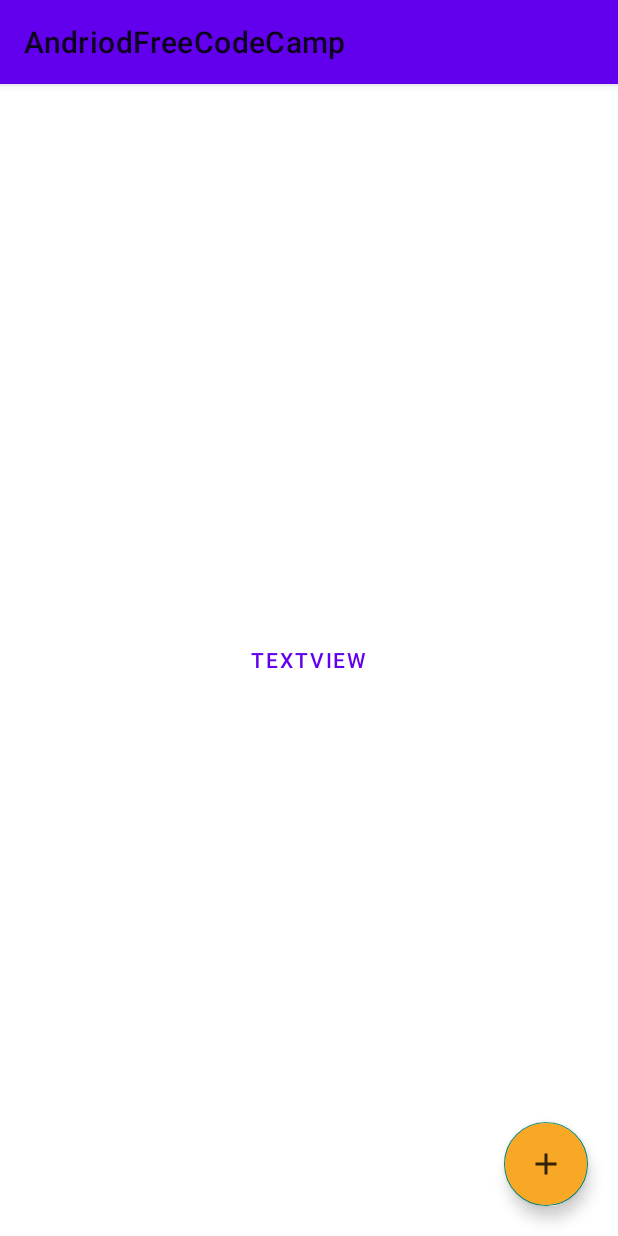
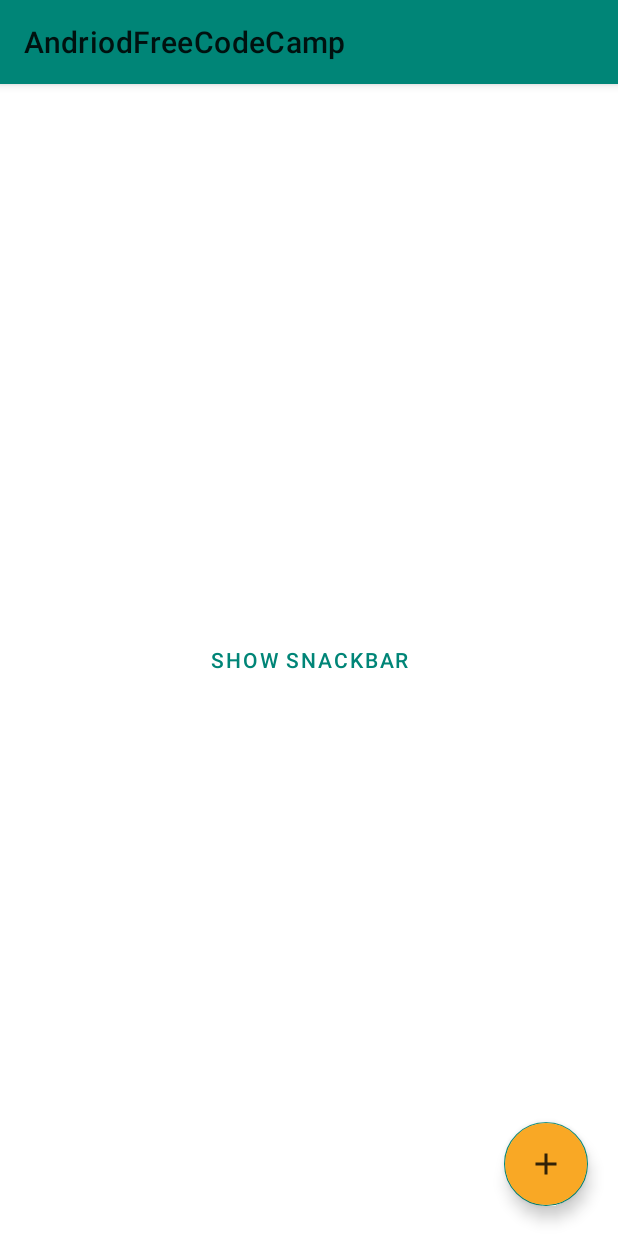
Before and after one commit to arjunarjun27/AndriodFreeCodeCamp, an Android app: the screen it shows after launch (MainActivity), on a phone screen of 412 x 824 dp. Run offline under Robolectric (Android 15) with nearby library versions, the phone set to English and light mode, and no system bars.

Commit message:
snackbar

```diff
--- a/app/src/main/java/com/arjun/andriodfreecodecamp/MainActivity.java
+++ b/app/src/main/java/com/arjun/andriodfreecodecamp/MainActivity.java
@@ -3,24 +3,33 @@ package com.arjun.andriodfreecodecamp;
 import androidx.annotation.NonNull;
 import androidx.appcompat.app.AppCompatActivity;
 
+import android.graphics.Color;
 import android.os.Bundle;
 import android.view.Menu;
 import android.view.MenuInflater;
 import android.view.MenuItem;
 import android.view.View;
+import android.widget.Button;
+import android.widget.RelativeLayout;
 import android.widget.TextView;
 import android.widget.Toast;
 
 import com.google.android.material.floatingactionbutton.FloatingActionButton;
+import com.google.android.material.snackbar.Snackbar;
 
 public class MainActivity extends AppCompatActivity {
 
     private FloatingActionButton fab;
 
+    Button button;
+    RelativeLayout parent;
     @Override
-    protected void onCreate(Bundle savedInstanceState) {
+    protected void onCreate(Bundle savedInstanceState)
+    {
         super.onCreate(savedInstanceState);
         setContentView(R.layout.activity_main);
+        parent=findViewById(R.id.parent);
+        button=findViewById(R.id.button);
         fab=findViewById(R.id.fab);
         fab.setOnClickListener(new View.OnClickListener() {
             @Override
@@ -30,6 +39,22 @@ public class MainActivity extends AppCompatActivity {
         });
 
 
+        button.setOnClickListener(new View.OnClickListener() {
+            @Override
+            public void onClick(View view) {
+                Snackbar.make(parent,"This is a snackbar",Snackbar.LENGTH_INDEFINITE)
+                        .setAction("Retry", new View.OnClickListener() {
+                            @Override
+                            public void onClick(View view) {
+
+                            }
+                        })
+                        .setActionTextColor(Color.RED)
+                        .setTextColor(Color.YELLOW)
+                        .show();
+
+            }
+        });
 
     }
 
--- a/app/src/main/res/layout/activity_main.xml
+++ b/app/src/main/res/layout/activity_main.xml
@@ -4,16 +4,17 @@
     xmlns:tools="http://schemas.android.com/tools"
     android:layout_width="match_parent"
     android:layout_height="match_parent"
+    android:id="@+id/parent"
     tools:context=".MainActivity">
 
 
     <Button
-        android:id="@+id/textView"
+        android:id="@+id/button"
         style="@style/Widget.MaterialComponents.Button.TextButton"
         android:layout_width="wrap_content"
         android:layout_height="wrap_content"
         android:layout_centerInParent="true"
-        android:text="TextView" />
+        android:text="Show Snackbar" />
 
     <com.google.android.material.floatingactionbutton.FloatingActionButton
         android:id="@+id/fab"
--- a/app/src/main/res/values/styles.xml
+++ b/app/src/main/res/values/styles.xml
@@ -2,7 +2,10 @@
 
     <!-- Base application theme. -->
     <style name="AppTheme" parent="Theme.MaterialComponents.Light">
-
+        <!-- Customize your theme here. -->
+        <item name="colorPrimary">@color/colorPrimary</item>
+        <item name="colorPrimaryDark">@color/colorPrimaryDark</item>
+        <item name="colorAccent">@color/colorAccent</item>
     </style>
 
 </resources>
```
